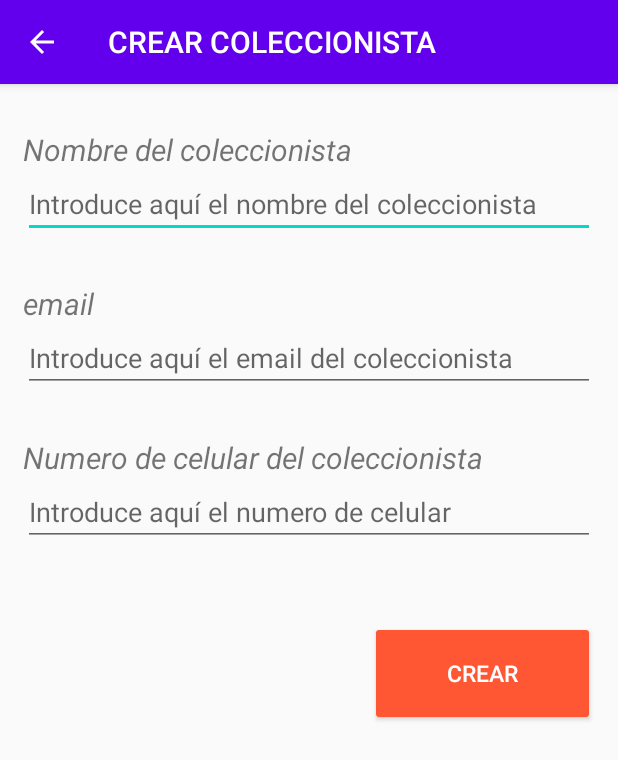
After one commit to ACardenasJ/DesarrolloMovilMISO, an Android app: the CrearColeccionistaActivity screen opened directly, with no data from a screen before it, on a phone screen of 412 x 824 dp. The commit adds this screen. Shown: the top 760 px of the screen. Run offline under Robolectric (Android 15) with nearby library versions, the phone set to English and light mode, and no system bars; our stand-ins replace Volley; network calls fail.

Commit message:
Desarrollo de HU de Coleccionista

```diff
--- /dev/null
+++ b/app/src/main/java/com/example/movilmisodreamteam2022/repositories/ColeccionistaRepository.kt
@@ -0,0 +1,24 @@
+package com.example.movilmisodreamteam2022.repositories
+
+import android.app.Application
+import com.android.volley.VolleyError
+import com.example.movilmisodreamteam2022.models.Banda
+import com.example.movilmisodreamteam2022.models.Coleccionista
+import com.example.movilmisodreamteam2022.network.NetworkServiceAdapter
+import org.json.JSONObject
+
+class ColeccionistaRepository(val application: Application) {
+    fun refreshData(callback: (List<Coleccionista>)->Unit, onError: (VolleyError)->Unit) {
+        //Determinar la fuente de datos que se va a utilizar. Si es necesario consultar la red, ejecutar el siguiente código
+        NetworkServiceAdapter.getInstance(application).getColeccionistas({
+            //Guardar los coleccionistas de la variable it en un almacén de datos local para uso futuro
+            callback(it)
+        },
+            onError
+        )
+    }
+
+    fun postData(body: JSONObject ,callback: (JSONObject)->Unit, onError: (VolleyError) -> Unit){
+        NetworkServiceAdapter.getInstance(application).postColeccionista(body, callback, onError)
+    }
+}
--- /dev/null
+++ b/app/src/main/java/com/example/movilmisodreamteam2022/ui/CrearColeccionistaActivity.kt
@@ -0,0 +1,108 @@
+package com.example.movilmisodreamteam2022.ui
+
+import android.app.Activity
+import android.os.Bundle
+import com.google.android.material.snackbar.Snackbar
+import androidx.appcompat.app.AppCompatActivity
+import android.util.Log
+import android.view.View
+import android.widget.Button
+import android.widget.EditText
+import android.widget.Toast
+import androidx.lifecycle.ViewModelProvider
+import com.android.volley.Response
+import com.example.movilmisodreamteam2022.R
+import com.example.movilmisodreamteam2022.models.Banda
+import com.example.movilmisodreamteam2022.viewmodels.ArtistaViewModel
+import com.example.movilmisodreamteam2022.viewmodels.ColeccionistaViewModel
+import com.google.android.material.textfield.TextInputEditText
+import kotlinx.coroutines.Dispatchers
+import kotlinx.coroutines.GlobalScope
+import kotlinx.coroutines.async
+import kotlinx.coroutines.launch
+import org.json.JSONObject
+import kotlin.system.measureTimeMillis
+
+class CrearColeccionistaActivity : AppCompatActivity() {
+    var img_basic: String = "https://cdn.dribbble.com/users/1100029/screenshots/5950588/media/451c0eb8bb7675c9bea0ddc26efece44.png"
+    private lateinit var viewModel: ColeccionistaViewModel
+    override fun onCreate(savedInstanceState: Bundle?) {
+        super.onCreate(savedInstanceState)
+        setContentView(R.layout.activity_crear_coleccionista)
+        var parentLayout: View = findViewById(android.R.id.content)
+        var EDNombre: EditText = findViewById<EditText>(R.id.EDNombreColeccionista)
+        var EDEmail: EditText = findViewById<EditText>(R.id.EDEmail)
+        var EDcellphone: EditText = findViewById<EditText>(R.id.EDCellphoneColeccionista)
+        var BtnCrearColeccionista: Button = findViewById<Button>(R.id.BtnCrearColeccionista)
+        var action_Bar = getSupportActionBar()
+
+        if (action_Bar != null) {
+            action_Bar.setTitle("CREAR COLECCIONISTA")
+            action_Bar.setDisplayHomeAsUpEnabled(true)
+        }
+
+        viewModel = ViewModelProvider(this, ColeccionistaViewModel.Factory(this.application)).get(ColeccionistaViewModel::class.java)
+
+        BtnCrearColeccionista.setOnClickListener {
+
+            var nombre:String = EDNombre.text.toString()
+            var email: String = EDEmail.text.toString()
+            var cellphone: String = EDcellphone.text.toString()
+
+            if(!nombre.isNullOrEmpty() && !nombre.isNullOrEmpty() && !email.isNullOrEmpty() ) {
+                Snackbar.make(parentLayout, "CREANDO COLECCIONISTA ...", Snackbar.LENGTH_LONG)
+                    .setAction("Action", null).show()
+                CrearColeccionista_(this, nombre, email, cellphone)
+            }else{
+                Snackbar.make(parentLayout, "LOS VALORES NO PUEDEN SER VACIOS", Snackbar.LENGTH_LONG)
+                    .setAction("Action", null).show()
+            }
+        }
+    }
+
+    override fun onSupportNavigateUp(): Boolean {
+        finish()
+        //return super.onSupportNavigateUp()
+        return true
+    }
+
+    fun CrearColeccionista_(acti: Activity, nombre: String, email: String, cellphone: String){
+
+        val postParams = mapOf<String, Any>(
+            "name" to nombre,
+            "email" to email,
+            "telephone" to cellphone
+        )
+
+        viewModel.crearColeccionista(JSONObject(postParams),
+            { response ->
+                var r: String = ""
+                try {
+                    // Display the first 500 characters of the response string.
+                    var reslt: String = response.get("name").toString()
+                    if(reslt == nombre){
+                        r = "Artista creado correctamente"
+                        mostrarMSJ(acti,r)
+                        finish()
+                    }else{
+                        r = "Ha ocurrido un error, volver a intentar..."
+                        mostrarMSJ(acti,r)
+                    }
+                }catch (ex:Exception){
+                    r = "Ha ocurrido un error, volver a intentar..."
+                    mostrarMSJ(acti,r)
+                }
+            },
+            {
+                Log.d("TAG", it.toString())
+                var r: String =  "Ta ocurrido un error, volver a intentar..."
+                mostrarMSJ(acti,r)
+            })
+    }
+
+    fun mostrarMSJ(acti: Activity, msj: String){
+        runOnUiThread(Runnable {
+            Toast.makeText(acti, msj, Toast.LENGTH_LONG).show()
+        })
+    }
+}
--- a/app/src/main/java/com/example/movilmisodreamteam2022/ui/MenuFragment.kt
+++ b/app/src/main/java/com/example/movilmisodreamteam2022/ui/MenuFragment.kt
@@ -50,6 +50,10 @@ class MenuFragment : Fragment() {
         binding.buttonAlbumM.setOnClickListener {
             findNavController().navigate(R.id.action_MenuFragment_to_AlbumFragment)
         }
+
+        binding.buttonColeccionistaM.setOnClickListener {
+            findNavController().navigate(R.id.action_MenuFragment_to_ColeccionistaFragment)
+        }
     }
 
     override fun onDestroyView() {
--- /dev/null
+++ b/app/src/main/java/com/example/movilmisodreamteam2022/viewmodels/ColeccionistaViewModel.kt
@@ -0,0 +1,64 @@
+package com.example.movilmisodreamteam2022.viewmodels
+
+import android.app.Application
+import androidx.lifecycle.*
+import com.android.volley.VolleyError
+import com.example.movilmisodreamteam2022.models.Banda
+import com.example.movilmisodreamteam2022.models.Coleccionista
+import com.example.movilmisodreamteam2022.network.NetworkServiceAdapter
+import com.example.movilmisodreamteam2022.repositories.ArtistaRepository
+import com.example.movilmisodreamteam2022.repositories.ColeccionistaRepository
+import org.json.JSONObject
+
+class ColeccionistaViewModel(application: Application) : AndroidViewModel(application) {
+
+    private val coleccionistaRepository = ColeccionistaRepository(application)
+
+    private val _coleccionistas = MutableLiveData<List<Coleccionista>>()
+
+    val coleccionistas: LiveData<List<Coleccionista>>
+        get() = _coleccionistas
+
+    private var _eventNetworkError = MutableLiveData<Boolean>(false)
+
+    val eventNetworkError: LiveData<Boolean>
+        get() = _eventNetworkError
+
+    private var _isNetworkErrorShown = MutableLiveData<Boolean>(false)
+
+    val isNetworkErrorShown: LiveData<Boolean>
+        get() = _isNetworkErrorShown
+
+    init {
+        refreshDataFromNetwork()
+    }
+
+    fun crearColeccionista(body: JSONObject, callback: (JSONObject)->Unit, onError: (VolleyError)->Unit){
+        coleccionistaRepository.postData(body, callback, onError)
+    }
+
+    fun refreshDataFromNetwork() {
+        coleccionistaRepository.refreshData({
+            _coleccionistas.postValue(it)
+            _eventNetworkError.value = false
+            _isNetworkErrorShown.value = false
+        },{
+            _eventNetworkError.value = true
+        })
+    }
+
+    fun onNetworkErrorShown() {
+        _isNetworkErrorShown.value = true
+    }
+
+    class Factory(val app: Application) : ViewModelProvider.Factory {
+        override fun <T : ViewModel> create(modelClass: Class<T>): T {
+            if (modelClass.isAssignableFrom(ColeccionistaViewModel::class.java)) {
+                @Suppress("UNCHECKED_CAST")
+                return ColeccionistaViewModel(app) as T
+            }
+            throw IllegalArgumentException("Unable to construct viewmodel")
+        }
+    }
+
+}
--- /dev/null
+++ b/app/src/main/res/layout/activity_crear_coleccionista.xml
@@ -0,0 +1,94 @@
+<?xml version="1.0" encoding="utf-8"?>
+<ScrollView xmlns:android="http://schemas.android.com/apk/res/android"
+    xmlns:app="http://schemas.android.com/apk/res-auto"
+    xmlns:tools="http://schemas.android.com/tools"
+    android:layout_width="match_parent"
+    android:layout_height="match_parent"
+    tools:context=".ui.CrearColeccionistaActivity">
+
+
+    <LinearLayout
+        android:layout_width="match_parent"
+        android:layout_height="match_parent"
+        android:layout_weight="1"
+        android:orientation="vertical"
+        android:paddingLeft="15dp"
+        android:paddingRight="15dp">
+
+
+        <Space
+            android:layout_width="match_parent"
+            android:layout_height="30dp" />
+
+
+        <TextView
+            android:id="@+id/lblNombreColeccionista"
+            android:layout_width="match_parent"
+            android:layout_height="match_parent"
+            android:text="Nombre del coleccionista"
+            android:textSize="20dp"
+            android:textStyle="italic" />
+
+        <EditText
+            android:id="@+id/EDNombreColeccionista"
+            android:layout_width="match_parent"
+            android:layout_height="match_parent"
+            android:hint="Introduce aquí el nombre del coleccionista"
+            android:inputType="text" />
+
+        <Space
+            android:layout_width="match_parent"
+            android:layout_height="30dp" />
+
+        <TextView
+            android:id="@+id/email"
+            android:layout_width="match_parent"
+            android:layout_height="match_parent"
+            android:text="email"
+            android:textSize="20dp"
+            android:textStyle="italic" />
+
+        <EditText
+            android:id="@+id/EDEmail"
+            android:layout_width="match_parent"
+            android:layout_height="match_parent"
+            android:hint="Introduce aquí el email del coleccionista"
+            android:inputType="text" />
+
+        <Space
+            android:layout_width="match_parent"
+            android:layout_height="30dp" />
+
+        <TextView
+            android:id="@+id/lblCellphoneColeccionista"
+            android:layout_width="match_parent"
+            android:layout_height="match_parent"
+            android:text="Numero de celular del coleccionista"
+            android:textSize="20dp"
+            android:textStyle="italic" />
+
+        <EditText
+            android:id="@+id/EDCellphoneColeccionista"
+            android:layout_width="match_parent"
+            android:layout_height="match_parent"
+            android:hint="Introduce aquí el numero de celular"
+            android:inputType="number" />
+
+
+        <Space
+            android:layout_width="match_parent"
+            android:layout_height="50dp" />
+
+        <Button
+            android:id="@+id/BtnCrearColeccionista"
+            android:layout_width="150dp"
+            android:layout_height="70dp"
+            android:layout_gravity="right"
+            android:backgroundTint="@color/orange"
+            android:gravity="center"
+            android:text="Crear"
+            android:textColor="@color/white"
+            android:textSize="15dp" />
+
+    </LinearLayout>
+</ScrollView>
```
Also changed, not shown: app/src/main/AndroidManifest.xml (+8 -0 lines), app/src/main/java/com/example/movilmisodreamteam2022/models/Coleccionista.kt (added, +7 -0 lines), app/src/main/java/com/example/movilmisodreamteam2022/network/NetworkServiceAdapter.kt (+36 -0 lines), app/src/main/java/com/example/movilmisodreamteam2022/ui/ColeccionistaFragment.kt (added, +110 -0 lines), app/src/main/java/com/example/movilmisodreamteam2022/ui/adapters/ColeccionistaAdapter.kt (added, +47 -0 lines), app/src/main/res/layout/coleccionista_item.xml (added, +63 -0 lines), app/src/main/res/layout/fragment_coleccionista.xml (added, +34 -0 lines), app/src/main/res/layout/fragment_menu.xml (+7 -13 lines), app/src/main/res/navigation/nav_graph.xml (+14 -0 lines).
